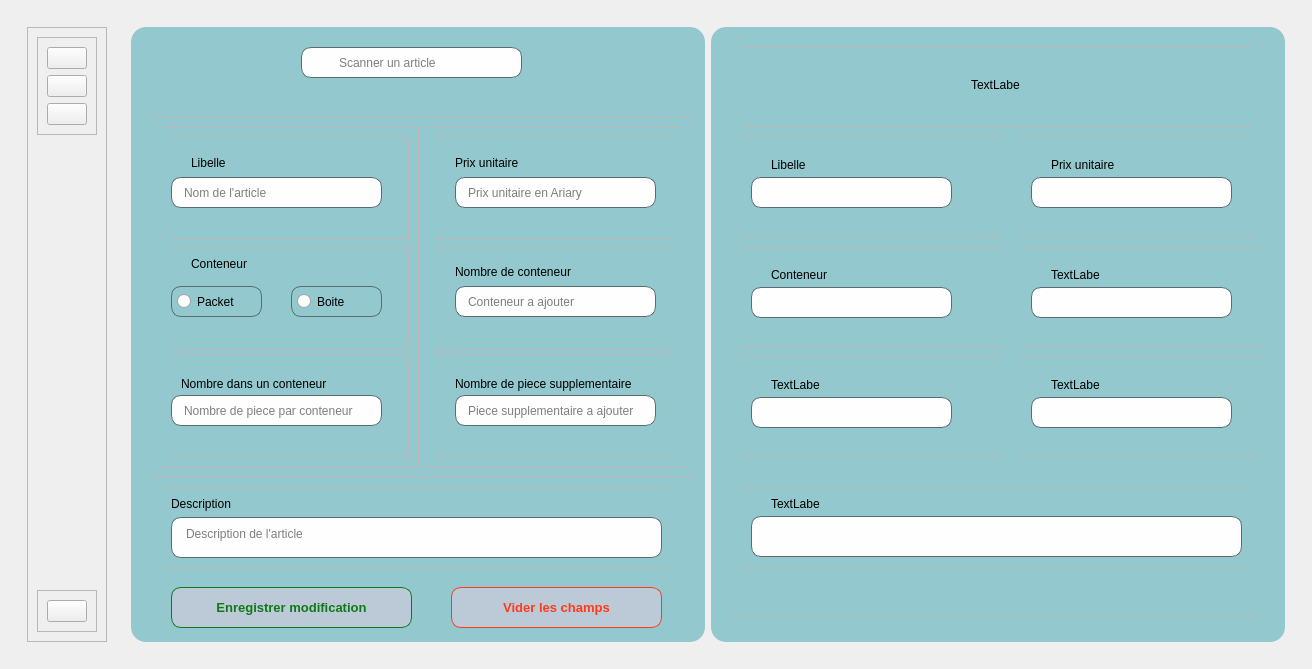
Qt form views/auth/main_login.ui (ninohantonio/Store-Management) before a commit.
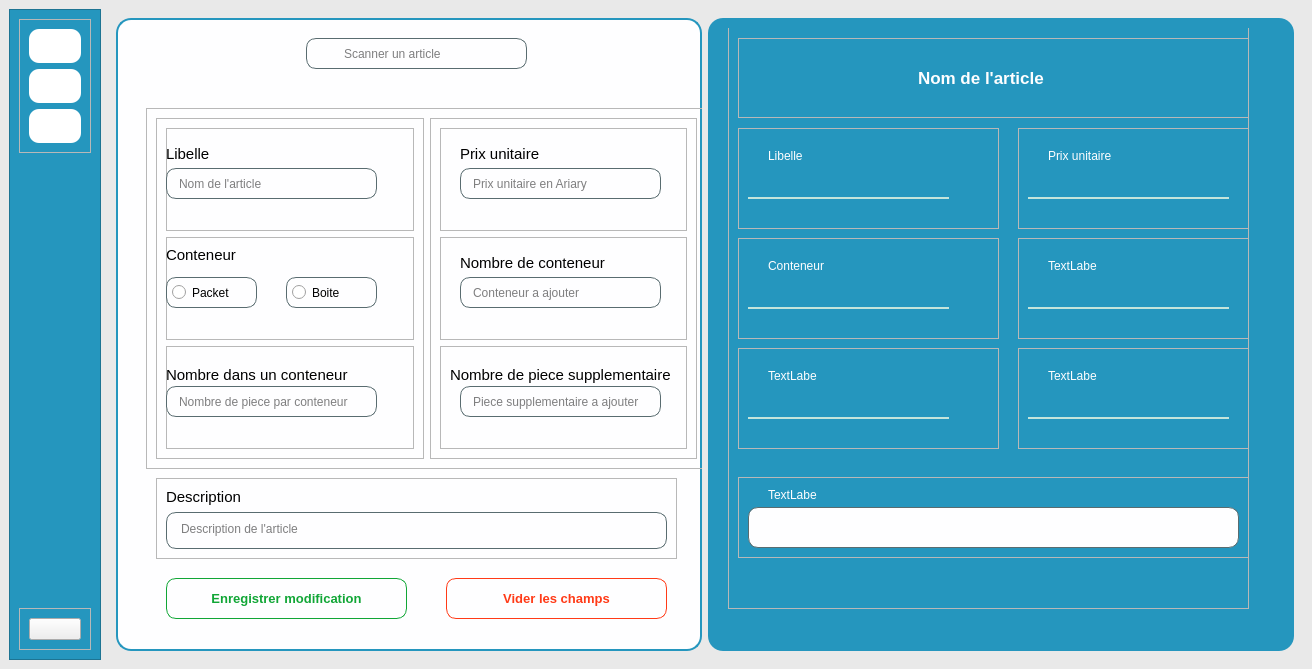
The same form after that commit. Icons and pictures are not drawn.

What changed in the file:
```diff
--- a/views/auth/main_login.ui
+++ b/views/auth/main_login.ui
@@ -19,6 +19,10 @@
 	
 }
 
+#centralwidget{
+	background-color: rgb(233, 233, 233);
+}
+
 QRadioButton{
 	border: 1px solid  rgb(89, 108, 112);
 	padding: 5px;
@@ -38,39 +42,85 @@
 	background: #fefeff;
 }
 #affichage1{
-	background: rgb(146, 200, 206);
+	background: #2596be;
 	border-radius: 15px;
 }
 
+#affichage1 QLineEdit{
+	border: none;
+	border-radius: none;
+	background-color: transparent;
+	border-bottom: 2px solid #c4e4db;
+}
+
+#affichage1 QLabel{
+	color: #fefeff;
+}
+
 #formulaire1{
-	background: rgb(146, 200, 206);
+	background: #fefeff;
 	border-radius: 15px;
+	border: 2px solid  #2596be;
 }
 
 #submitBtn{
-	color: rgb(16, 120, 23);
+	color: rgb(17, 166, 54);
 	border-radius: 10px;
-	background-color: rgba(206, 203, 220, 0.7);
-	border: 1px solid rgb(16, 120, 23);
+	border: 1px solid rgb(17, 166, 54);
 }
 
 #resetBtn{
 	color: rgb(255, 58, 23);
 	border-radius: 10px;
-	background-color: rgba(206, 203, 220, 0.7);
 	border: 1px solid rgb(255, 58, 23);
 }
+
+#article_name{
+	color: #fff;
+	font-weight: bold;
+	text-align: center;
+}
+
 </string>
    </property>
    <layout class="QHBoxLayout" name="horizontalLayout_3">
     <item>
      <widget class="QWidget" name="widget" native="true">
       <layout class="QHBoxLayout" name="horizontalLayout">
+       <property name="leftMargin">
+        <number>0</number>
+       </property>
+       <property name="topMargin">
+        <number>0</number>
+       </property>
+       <property name="rightMargin">
+        <number>0</number>
+       </property>
+       <property name="bottomMargin">
+        <number>0</number>
+       </property>
        <item alignment="Qt::AlignmentFlag::AlignLeft">
         <widget class="QWidget" name="left_menu" native="true">
          <layout class="QHBoxLayout" name="horizontalLayout_4">
+          <property name="leftMargin">
+           <number>0</number>
+          </property>
+          <property name="topMargin">
+           <number>0</number>
+          </property>
+          <property name="rightMargin">
+           <number>0</number>
+          </property>
+          <property name="bottomMargin">
+           <number>0</number>
+          </property>
           <item alignment="Qt::AlignmentFlag::AlignLeft">
            <widget class="QFrame" name="frame">
+            <property name="styleSheet">
+             <string notr="true">#frame{
+	background-color:  #2596be;
+}</string>
+            </property>
             <property name="frameShape">
              <enum>QFrame::Shape::StyledPanel</enum>
             </property>
@@ -80,6 +130,13 @@
             <layout class="QVBoxLayout" name="verticalLayout_3">
              <item>
               <widget class="QFrame" name="frame_2">
+               <property name="styleSheet">
+                <string notr="true">QPushButton{
+	background-color: white;
+	border-radius: 10px;
+	padding: 10px;
+}</string>
+               </property>
                <property name="frameShape">
                 <enum>QFrame::Shape::StyledPanel</enum>
                </property>
@@ -111,7 +168,7 @@
                   </property>
                   <property name="icon">
                    <iconset resource="../resources.qrc">
-                    <normaloff>:/icons/icons/caddie.png</normaloff>:/icons/icons/caddie.png</iconset>
+                    <normaloff>:/icons/icons/stock.png</normaloff>:/icons/icons/stock.png</iconset>
                   </property>
                   <property name="iconSize">
                    <size>
@@ -128,7 +185,7 @@
                   </property>
                   <property name="icon">
                    <iconset resource="../resources.qrc">
-                    <normaloff>:/icons/icons/caddie.png</normaloff>:/icons/icons/caddie.png</iconset>
+                    <normaloff>:/icons/icons/avatar.png</normaloff>:/icons/icons/avatar.png</iconset>
                   </property>
                   <property name="iconSize">
                    <size>
@@ -203,9 +260,9 @@
             <widget class="QFrame" name="frame_4">
              <property name="geometry">
               <rect>
-               <x>20</x>
+               <x>30</x>
                <y>90</y>
-               <width>541</width>
+               <width>561</width>
                <height>361</height>
               </rect>
              </property>
@@ -236,12 +293,17 @@
                    <widget class="QLabel" name="label_3">
                     <property name="geometry">
                      <rect>
-                      <x>20</x>
+                      <x>0</x>
                       <y>16</y>
                       <width>91</width>
                       <height>20</height>
                      </rect>
                     </property>
+                    <property name="font">
+                     <font>
+                      <pointsize>11</pointsize>
+                     </font>
+                    </property>
                     <property name="text">
                      <string>Libelle</string>
                     </property>
@@ -285,12 +347,17 @@
                    <widget class="QLabel" name="label_4">
                     <property name="geometry">
                      <rect>
-                      <x>20</x>
+                      <x>0</x>
                       <y>10</y>
                       <width>81</width>
                       <height>16</height>
                      </rect>
                     </property>
+                    <property name="font">
+                     <font>
+                      <pointsize>11</pointsize>
+                     </font>
+                    </property>
                     <property name="text">
                      <string>Conteneur</string>
                     </property>
@@ -334,12 +401,17 @@
                    <widget class="QLabel" name="label_2">
                     <property name="geometry">
                      <rect>
-                      <x>10</x>
+                      <x>0</x>
                       <y>20</y>
-                      <width>151</width>
+                      <width>191</width>
                       <height>18</height>
                      </rect>
                     </property>
+                    <property name="font">
+                     <font>
+                      <pointsize>11</pointsize>
+                     </font>
+                    </property>
                     <property name="text">
                      <string>Nombre dans un conteneur</string>
                     </property>
@@ -388,6 +460,11 @@
                       <height>20</height>
                      </rect>
                     </property>
+                    <property name="font">
+                     <font>
+                      <pointsize>11</pointsize>
+                     </font>
+                    </property>
                     <property name="text">
                      <string>Prix unitaire</string>
                     </property>
@@ -424,6 +501,11 @@
                       <height>20</height>
                      </rect>
                     </property>
+                    <property name="font">
+                     <font>
+                      <pointsize>11</pointsize>
+                     </font>
+                    </property>
                     <property name="text">
                      <string>Nombre de conteneur</string>
                     </property>
@@ -457,12 +539,17 @@
                    <widget class="QLabel" name="label_7">
                     <property name="geometry">
                      <rect>
-                      <x>20</x>
+                      <x>10</x>
                       <y>20</y>
-                      <width>191</width>
+                      <width>231</width>
                       <height>18</height>
                      </rect>
                     </property>
+                    <property name="font">
+                     <font>
+                      <pointsize>11</pointsize>
+                     </font>
+                    </property>
                     <property name="text">
                      <string>Nombre de piece supplementaire</string>
                     </property>
@@ -490,9 +577,9 @@
             <widget class="QFrame" name="frame_7">
              <property name="geometry">
               <rect>
-               <x>30</x>
+               <x>40</x>
                <y>460</y>
-               <width>511</width>
+               <width>521</width>
                <height>81</height>
               </rect>
              </property>
@@ -505,6 +592,11 @@
              <layout class="QVBoxLayout" name="verticalLayout_4">
               <item>
                <widget class="QLabel" name="label">
+                <property name="font">
+                 <font>
+                  <pointsize>11</pointsize>
+                 </font>
+                </property>
                 <property name="text">
                  <string>Description</string>
                 </property>
@@ -522,7 +614,7 @@
             <widget class="QLineEdit" name="search_ajout">
              <property name="geometry">
               <rect>
-               <x>170</x>
+               <x>190</x>
                <y>20</y>
                <width>221</width>
                <height>31</height>
@@ -535,7 +627,7 @@
             <widget class="QLabel" name="label_8">
              <property name="geometry">
               <rect>
-               <x>170</x>
+               <x>190</x>
                <y>20</y>
                <width>31</width>
                <height>31</height>
@@ -554,7 +646,7 @@
             <widget class="QPushButton" name="submitBtn">
              <property name="geometry">
               <rect>
-               <x>40</x>
+               <x>50</x>
                <y>560</y>
                <width>241</width>
                <height>41</height>
@@ -562,6 +654,7 @@
              </property>
              <property name="font">
               <font>
+               <family>Arial</family>
                <pointsize>10</pointsize>
                <bold>true</bold>
               </font>
@@ -573,14 +666,15 @@
             <widget class="QPushButton" name="resetBtn">
              <property name="geometry">
               <rect>
-               <x>320</x>
+               <x>330</x>
                <y>560</y>
-               <width>211</width>
+               <width>221</width>
                <height>41</height>
               </rect>
              </property>
              <property name="font">
               <font>
+               <family>Arial</family>
                <pointsize>10</pointsize>
                <bold>true</bold>
               </font>
@@ -598,7 +692,7 @@
               <rect>
                <x>10</x>
                <y>10</y>
-               <width>551</width>
+               <width>561</width>
                <height>591</height>
               </rect>
              </property>
@@ -607,7 +701,7 @@
                <rect>
                 <x>10</x>
                 <y>-40</y>
-                <width>531</width>
+                <width>521</width>
                 <height>621</height>
                </rect>
               </property>
@@ -778,7 +872,7 @@
                 <rect>
                  <x>290</x>
                  <y>250</y>
-                 <width>261</width>
+                 <width>231</width>
                  <height>101</height>
                 </rect>
                </property>
@@ -866,17 +960,24 @@
                <property name="frameShadow">
                 <enum>QFrame::Shadow::Raised</enum>
                </property>
-               <widget class="QLabel" name="label_17">
+               <widget class="QLabel" name="article_name">
                 <property name="geometry">
                  <rect>
-                  <x>230</x>
+                  <x>180</x>
                   <y>30</y>
-                  <width>49</width>
-                  <height>16</height>
+                  <width>181</width>
+                  <height>20</height>
                  </rect>
                 </property>
+                <property name="font">
+                 <font>
+                  <family>Arial</family>
+                  <pointsize>13</pointsize>
+                  <bold>true</bold>
+                 </font>
+                </property>
                 <property name="text">
-                 <string>TextLabel</string>
+                 <string>Nom de l'article</string>
                 </property>
                </widget>
               </widget>
```
